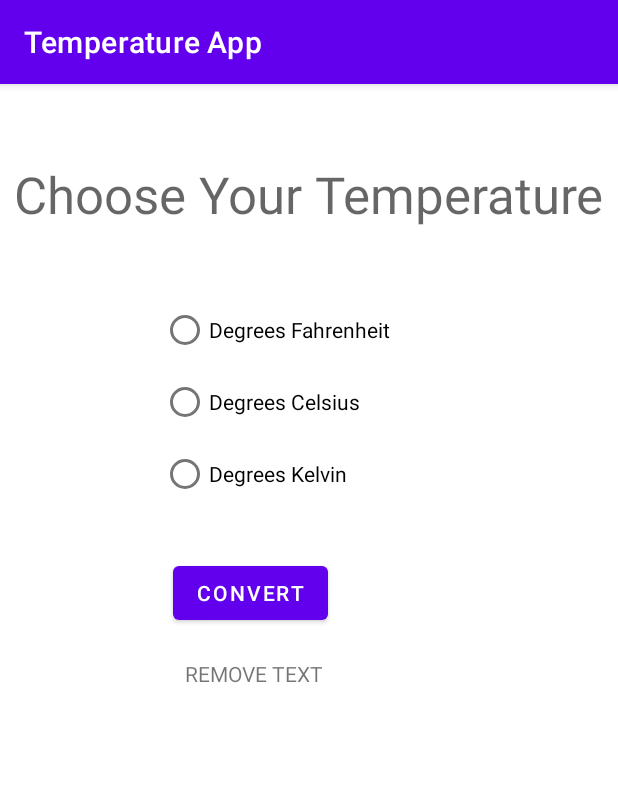
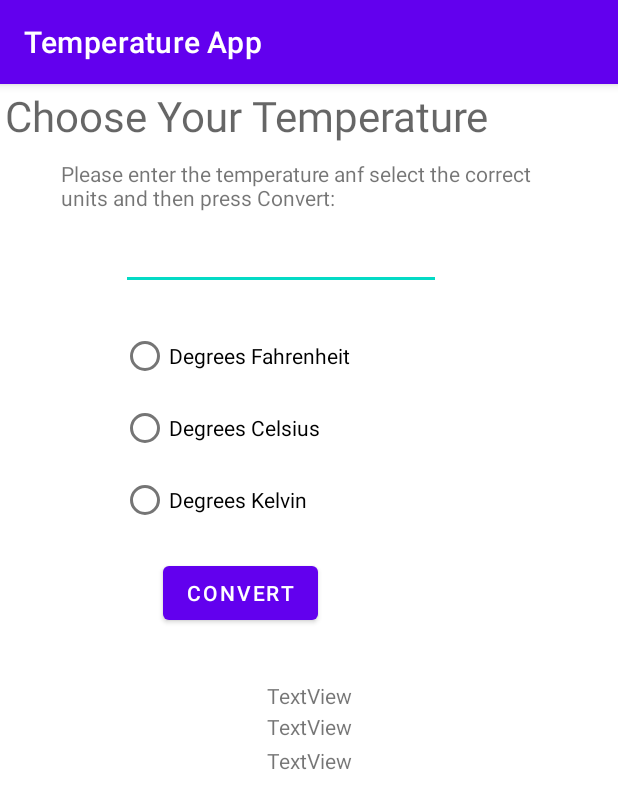
Before and after one commit to JeremyDuncan/android-temperature-app, an Android app: the screen it shows after launch (MainActivity), on a phone screen of 412 x 824 dp. Shown: the top 809 px of the screen. Run offline under Robolectric (Android 15) with nearby library versions, the phone set to English and light mode, and no system bars.

Commit message:
Added Toast functionality and conversions

```diff
--- a/app/src/main/java/com/example/introandroidapp/MainActivity.java
+++ b/app/src/main/java/com/example/introandroidapp/MainActivity.java
@@ -3,10 +3,40 @@ package com.example.introandroidapp;
 import androidx.appcompat.app.AppCompatActivity;
 
 import android.os.Bundle;
+import android.text.Editable;
+import android.view.View;
+import android.widget.Button;
+import android.widget.EditText;
+import android.widget.RadioButton;
 import android.widget.RadioGroup;
 import android.widget.TextView;
+import android.view.View.OnClickListener;
+import android.widget.Toast;
 
-public class MainActivity extends AppCompatActivity implements RadioGroup.OnCheckedChangeListener{
+public class MainActivity extends AppCompatActivity implements RadioGroup.OnCheckedChangeListener, OnClickListener {
+
+
+//    @override
+//    public void onClick(View v ) {
+//        // get text from my edit text
+//        // display that text in my text view
+//        EditText txtInput = (EditText) findViewById(R.id.txtInput);
+//        Editable display = txtInput.getText();
+//        if((display.toString()).isEmpty())
+//            displayToast("Please Enter Some Text!");
+//        textView lblDisplay = (TextView) findViewById(R.id.lblDisplay);
+//        lblDisplay.setText(display);
+//    }
+
+    // Declare Variables
+    private RadioButton btnFah;
+    private RadioButton btnCel;
+    private RadioButton btnKel;
+    private EditText txtInputTemp;
+    private TextView lblOutputDegF;
+    private TextView lblOutputDegC;
+    private TextView lblOutputDegK;
+    private Button btnConvert;
 
     @Override
     protected void onCreate(Bundle savedInstanceState) {
@@ -14,8 +44,63 @@ public class MainActivity extends AppCompatActivity implements RadioGroup.OnChec
         setContentView(R.layout.activity_main);
         RadioGroup tempGroup = (RadioGroup) findViewById(R.id.tempGroup);
         tempGroup.setOnCheckedChangeListener(this);
+        btnConvert =(Button)  findViewById(R.id.btnConvert);
+        btnConvert.setOnClickListener(this);
+
+    }
+    @Override
+    public void onClick(View v) {
+
+        //Get Resources for radio buttons, text boxes, and labels
+        btnFah = (RadioButton) findViewById(R.id.btnDegF);
+        btnCel = (RadioButton) findViewById(R.id.btnDegC);
+        btnKel = (RadioButton) findViewById(R.id.btnDegK);
+        txtInputTemp = (EditText) findViewById(R.id.txtInputTemp);
+        lblOutputDegF = (TextView) findViewById(R.id.lblOutputF);
+        lblOutputDegC = (TextView) findViewById(R.id.lblOutputC);
+        lblOutputDegK = (TextView) findViewById(R.id.lblOutputK);
+
+        //Convert the input temperature to double
+        double temp = Double.parseDouble(String.valueOf(txtInputTemp.getText()));
+        double answer=0;
+
+        //If the user choose Fahrenheit, convert to Celsius and Kelvin and display in those text boxes
+        if(btnFah.isChecked()) {
+            lblOutputDegF.setText(temp+" degrees F");
+            lblOutputDegC.setText((Math.round((temp-32)*5/9*100.0)/100.0)+" degrees C");
+            lblOutputDegK.setText((Math.round((temp+459.67)*5/9*100.0)/100.0)+" degrees K");
+            answer = (temp-32)*5/9;
+        }
+
+        //If the user choose Celsius, convert to Fahrenheit and Kelvin and display in those text boxes
+        if(btnCel.isChecked()) {
+            lblOutputDegF.setText((Math.round(((temp*9)/5+32)*100.0)/100.0)+" degrees F");
+            lblOutputDegC.setText(temp+" degrees C");
+            lblOutputDegK.setText((Math.round((temp+273.15)*100.0)/100.0)+" degrees K");
+            answer = temp;
+        }
+
+        //If the user choose Kelvin, convert to Fahrenheit and Celsius and display in those text boxes
+        if(btnKel.isChecked()) {
+            lblOutputDegF.setText((Math.round((temp*9/5-459.67)*100.0)/100.0)+" degrees F");
+            lblOutputDegC.setText((Math.round((temp-273.15)*100.0)/100.0)+" degrees C");
+            lblOutputDegK.setText(temp+" degrees K");
+            answer = temp-273.15;
+        }
+
+        displayToast(answer);
     }
 
+
+
+    private void displayToast( double temperature) {
+        if(temperature>50)
+            Toast.makeText(this, "Wow it's hot outside!", Toast.LENGTH_LONG).show();
+        else if(temperature>20)
+            Toast.makeText(this, "Nice weather we are having", Toast.LENGTH_LONG).show();
+        else
+            Toast.makeText(this, "Brrrrr - it's cold out!", Toast.LENGTH_LONG).show();
+    }
     @Override
     public void onCheckedChanged(RadioGroup group, int checkedId) {
         TextView lblOutput = (TextView) findViewById(R.id.lblOutput);
--- a/app/src/main/res/layout/activity_main.xml
+++ b/app/src/main/res/layout/activity_main.xml
@@ -10,22 +10,82 @@
         android:id="@+id/textView2"
         android:layout_width="wrap_content"
         android:layout_height="wrap_content"
+        android:layout_marginStart="3dp"
+        android:layout_marginTop="2dp"
         android:text="@string/tempChoose"
         android:textAppearance="@style/TextAppearance.AppCompat.Display1"
-        app:layout_constraintBottom_toBottomOf="parent"
+        android:textSize="28sp"
+        app:layout_constraintStart_toStartOf="parent"
+        app:layout_constraintTop_toTopOf="parent" />
+
+    <TextView
+        android:id="@+id/lblOutput"
+        android:layout_width="161dp"
+        android:layout_height="23dp"
+        android:inputType="number"
+        app:layout_constraintEnd_toEndOf="parent"
+        app:layout_constraintHorizontal_bias="0.5"
+        app:layout_constraintStart_toStartOf="parent"
+        app:layout_constraintTop_toBottomOf="@+id/btnConvert" />
+
+    <TextView
+        android:id="@+id/textView"
+        android:layout_width="331dp"
+        android:layout_height="42dp"
+        android:layout_marginStart="33dp"
+        android:layout_marginTop="10dp"
+        android:layout_marginEnd="33dp"
+        android:text="@string/enterTemp"
         app:layout_constraintEnd_toEndOf="parent"
         app:layout_constraintStart_toStartOf="parent"
-        app:layout_constraintTop_toTopOf="parent"
-        app:layout_constraintVertical_bias="0.07" />
+        app:layout_constraintTop_toBottomOf="@+id/textView2" />
+
+    <TextView
+        android:id="@+id/lblOutputF"
+        android:layout_width="wrap_content"
+        android:layout_height="wrap_content"
+        android:layout_marginTop="11dp"
+        android:text="TextView"
+        app:layout_constraintEnd_toEndOf="parent"
+        app:layout_constraintHorizontal_bias="0.5"
+        app:layout_constraintStart_toStartOf="parent"
+        app:layout_constraintTop_toBottomOf="@+id/lblOutput" />
+
+    <TextView
+        android:id="@+id/lblOutputC"
+        android:layout_width="wrap_content"
+        android:layout_height="wrap_content"
+        android:layout_marginTop="1dp"
+        android:text="TextView"
+        app:layout_constraintStart_toStartOf="@+id/lblOutputF"
+        app:layout_constraintTop_toBottomOf="@+id/lblOutputF" />
+
+    <TextView
+        android:id="@+id/lblOutputK"
+        android:layout_width="wrap_content"
+        android:layout_height="wrap_content"
+        android:layout_marginTop="3dp"
+        android:text="TextView"
+        app:layout_constraintStart_toStartOf="@+id/lblOutputC"
+        app:layout_constraintTop_toBottomOf="@+id/lblOutputC" />
+
+    <Button
+        android:id="@+id/btnConvert"
+        android:layout_width="wrap_content"
+        android:layout_height="wrap_content"
+        android:layout_marginStart="28dp"
+        android:layout_marginTop="8dp"
+        android:text="Convert"
+        app:layout_constraintStart_toStartOf="@+id/tempGroup"
+        app:layout_constraintTop_toBottomOf="@+id/tempGroup" />
 
     <RadioGroup
         android:id="@+id/tempGroup"
-        android:layout_width="251dp"
-        android:layout_height="147dp"
-        android:layout_marginTop="44dp"
-        android:layout_marginEnd="44dp"
-        app:layout_constraintEnd_toEndOf="@+id/textView2"
-        app:layout_constraintTop_toBottomOf="@+id/textView2">
+        android:layout_width="155dp"
+        android:layout_height="150dp"
+        android:layout_marginTop="20dp"
+        app:layout_constraintStart_toStartOf="@+id/txtInputTemp"
+        app:layout_constraintTop_toBottomOf="@+id/txtInputTemp">
 
         <RadioButton
             android:id="@+id/btnDegF"
@@ -46,23 +106,14 @@
             android:text="@string/degKel" />
     </RadioGroup>
 
-    <TextView
-        android:id="@+id/lblOutput"
+    <EditText
+        android:id="@+id/txtInputTemp"
         android:layout_width="wrap_content"
         android:layout_height="wrap_content"
-        android:layout_marginStart="8dp"
-        android:layout_marginTop="20dp"
-        android:text="REMOVE TEXT"
-        app:layout_constraintStart_toStartOf="@+id/btnConvert"
-        app:layout_constraintTop_toBottomOf="@+id/btnConvert" />
+        android:layout_marginStart="40dp"
+        android:ems="10"
+        android:inputType="textPersonName"
+        app:layout_constraintStart_toStartOf="@+id/textView"
+        app:layout_constraintTop_toBottomOf="@+id/textView" />
 
-    <Button
-        android:id="@+id/btnConvert"
-        android:layout_width="wrap_content"
-        android:layout_height="wrap_content"
-        android:layout_marginStart="8dp"
-        android:layout_marginTop="28dp"
-        android:text="Convert"
-        app:layout_constraintStart_toStartOf="@+id/tempGroup"
-        app:layout_constraintTop_toBottomOf="@+id/tempGroup" />
 </androidx.constraintlayout.widget.ConstraintLayout>
--- a/app/src/main/res/values/strings.xml
+++ b/app/src/main/res/values/strings.xml
@@ -4,4 +4,5 @@
     <string name="degFah">Degrees Fahrenheit</string>
     <string name="degCel">Degrees Celsius</string>
     <string name="degKel">Degrees Kelvin</string>
+    <string name="enterTemp">Please enter the temperature anf select the correct units and then press Convert:</string>
 </resources>
```
